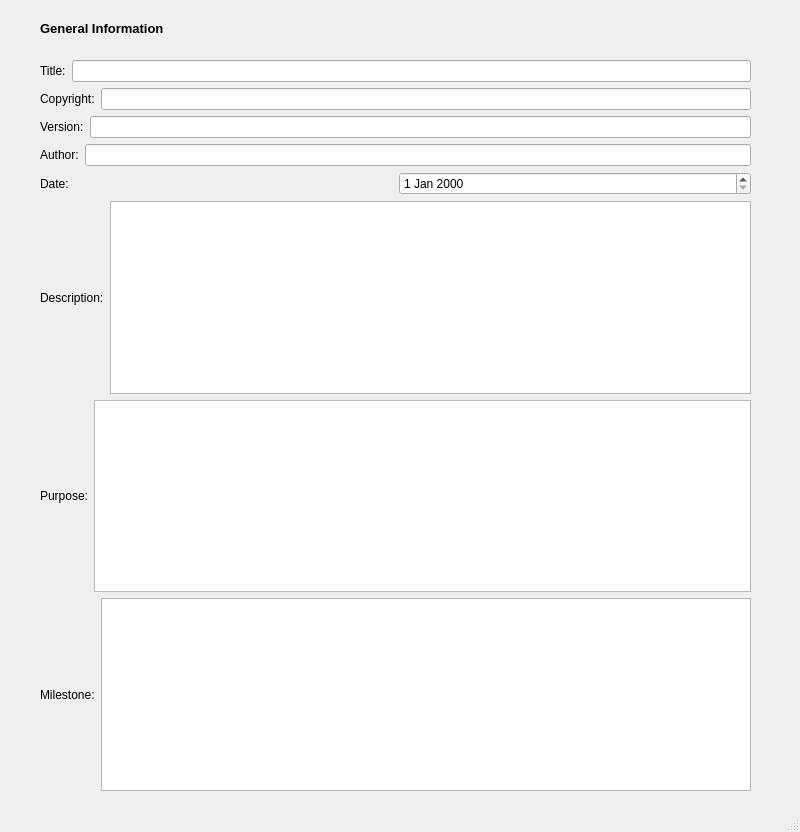
The window that GUI_Windows/idsEditor_info.ui (ivanfelipeib/Masterarbeit) describes before a commit, drawn with Qt 5.
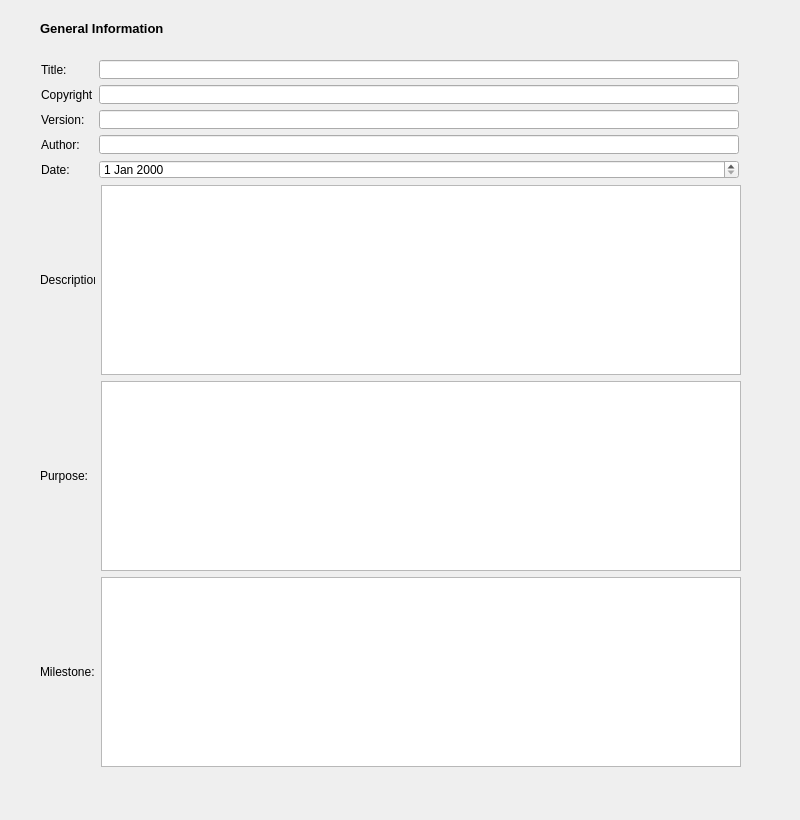
The same window after the commit.

Commit message: Set fix size in some GUIs. Fix bugs in IDSEditorWindow -fix sizes in GUI IdsEditor_info -fix sizes IDS Editor -Modify Ids Report -Fix bug path IDS Report -Fix bug date when loading existing ids -Fix bug adding ids path to ids list when using existing ids path

The edit to the form file:
```diff
--- a/GUI_Windows/idsEditor_info.ui
+++ b/GUI_Windows/idsEditor_info.ui
@@ -7,9 +7,27 @@
     <x>0</x>
     <y>0</y>
     <width>800</width>
-    <height>832</height>
+    <height>820</height>
    </rect>
   </property>
+  <property name="sizePolicy">
+   <sizepolicy hsizetype="Fixed" vsizetype="Fixed">
+    <horstretch>0</horstretch>
+    <verstretch>0</verstretch>
+   </sizepolicy>
+  </property>
+  <property name="minimumSize">
+   <size>
+    <width>800</width>
+    <height>820</height>
+   </size>
+  </property>
+  <property name="maximumSize">
+   <size>
+    <width>800</width>
+    <height>820</height>
+   </size>
+  </property>
   <property name="windowTitle">
    <string>IDS General Information</string>
   </property>
@@ -45,17 +63,57 @@
      </rect>
     </property>
     <layout class="QVBoxLayout" name="verticalLayout">
+     <property name="sizeConstraint">
+      <enum>QLayout::SetFixedSize</enum>
+     </property>
      <item>
       <layout class="QHBoxLayout" name="horizontalLayout">
        <item>
         <widget class="QLabel" name="lbl_title">
+         <property name="sizePolicy">
+          <sizepolicy hsizetype="Fixed" vsizetype="Fixed">
+           <horstretch>0</horstretch>
+           <verstretch>0</verstretch>
+          </sizepolicy>
+         </property>
+         <property name="minimumSize">
+          <size>
+           <width>51</width>
+           <height>19</height>
+          </size>
+         </property>
+         <property name="maximumSize">
+          <size>
+           <width>51</width>
+           <height>19</height>
+          </size>
+         </property>
          <property name="text">
           <string>Title:</string>
          </property>
         </widget>
        </item>
        <item>
-        <widget class="QLineEdit" name="txt_title"/>
+        <widget class="QLineEdit" name="txt_title">
+         <property name="sizePolicy">
+          <sizepolicy hsizetype="Fixed" vsizetype="Fixed">
+           <horstretch>0</horstretch>
+           <verstretch>0</verstretch>
+          </sizepolicy>
+         </property>
+         <property name="minimumSize">
+          <size>
+           <width>640</width>
+           <height>19</height>
+          </size>
+         </property>
+         <property name="maximumSize">
+          <size>
+           <width>640</width>
+           <height>19</height>
+          </size>
+         </property>
+        </widget>
        </item>
       </layout>
      </item>
@@ -63,13 +121,50 @@
       <layout class="QHBoxLayout" name="horizontalLayout_2">
        <item>
         <widget class="QLabel" name="lbl_copyright">
+         <property name="sizePolicy">
+          <sizepolicy hsizetype="Fixed" vsizetype="Fixed">
+           <horstretch>0</horstretch>
+           <verstretch>0</verstretch>
+          </sizepolicy>
+         </property>
+         <property name="minimumSize">
+          <size>
+           <width>51</width>
+           <height>19</height>
+          </size>
+         </property>
+         <property name="maximumSize">
+          <size>
+           <width>51</width>
+           <height>19</height>
+          </size>
+         </property>
          <property name="text">
           <string>Copyright:</string>
          </property>
         </widget>
        </item>
        <item>
-        <widget class="QLineEdit" name="txt_copyright"/>
+        <widget class="QLineEdit" name="txt_copyright">
+         <property name="sizePolicy">
+          <sizepolicy hsizetype="Fixed" vsizetype="Fixed">
+           <horstretch>0</horstretch>
+           <verstretch>0</verstretch>
+          </sizepolicy>
+         </property>
+         <property name="minimumSize">
+          <size>
+           <width>640</width>
+           <height>19</height>
+          </size>
+         </property>
+         <property name="maximumSize">
+          <size>
+           <width>640</width>
+           <height>19</height>
+          </size>
+         </property>
+        </widget>
        </item>
       </layout>
      </item>
@@ -77,13 +172,50 @@
       <layout class="QHBoxLayout" name="horizontalLayout_3">
        <item>
         <widget class="QLabel" name="lbl_version">
+         <property name="sizePolicy">
+          <sizepolicy hsizetype="Fixed" vsizetype="Fixed">
+           <horstretch>0</horstretch>
+           <verstretch>0</verstretch>
+          </sizepolicy>
+         </property>
+         <property name="minimumSize">
+          <size>
+           <width>51</width>
+           <height>19</height>
+          </size>
+         </property>
+         <property name="maximumSize">
+          <size>
+           <width>51</width>
+           <height>19</height>
+          </size>
+         </property>
          <property name="text">
           <string>Version:</string>
          </property>
         </widget>
        </item>
        <item>
-        <widget class="QLineEdit" name="txt_version"/>
+        <widget class="QLineEdit" name="txt_version">
+         <property name="sizePolicy">
+          <sizepolicy hsizetype="Fixed" vsizetype="Fixed">
+           <horstretch>0</horstretch>
+           <verstretch>0</verstretch>
+          </sizepolicy>
+         </property>
+         <property name="minimumSize">
+          <size>
+           <width>640</width>
+           <height>19</height>
+          </size>
+         </property>
+         <property name="maximumSize">
+          <size>
+           <width>640</width>
+           <height>19</height>
+          </size>
+         </property>
+        </widget>
        </item>
       </layout>
      </item>
@@ -91,13 +223,50 @@
       <layout class="QHBoxLayout" name="horizontalLayout_4">
        <item>
         <widget class="QLabel" name="lbl_author">
+         <property name="sizePolicy">
+          <sizepolicy hsizetype="Fixed" vsizetype="Fixed">
+           <horstretch>0</horstretch>
+           <verstretch>0</verstretch>
+          </sizepolicy>
+         </property>
+         <property name="minimumSize">
+          <size>
+           <width>51</width>
+           <height>19</height>
+          </size>
+         </property>
+         <property name="maximumSize">
+          <size>
+           <width>51</width>
+           <height>19</height>
+          </size>
+         </property>
          <property name="text">
           <string>Author:</string>
          </property>
         </widget>
        </item>
        <item>
-        <widget class="QLineEdit" name="txt_author"/>
+        <widget class="QLineEdit" name="txt_author">
+         <property name="sizePolicy">
+          <sizepolicy hsizetype="Fixed" vsizetype="Fixed">
+           <horstretch>0</horstretch>
+           <verstretch>0</verstretch>
+          </sizepolicy>
+         </property>
+         <property name="minimumSize">
+          <size>
+           <width>640</width>
+           <height>19</height>
+          </size>
+         </property>
+         <property name="maximumSize">
+          <size>
+           <width>640</width>
+           <height>19</height>
+          </size>
+         </property>
+        </widget>
        </item>
       </layout>
      </item>
@@ -105,13 +274,50 @@
       <layout class="QHBoxLayout" name="horizontalLayout_5">
        <item>
         <widget class="QLabel" name="lbl_date">
+         <property name="sizePolicy">
+          <sizepolicy hsizetype="Fixed" vsizetype="Fixed">
+           <horstretch>0</horstretch>
+           <verstretch>0</verstretch>
+          </sizepolicy>
+         </property>
+         <property name="minimumSize">
+          <size>
+           <width>51</width>
+           <height>19</height>
+          </size>
+         </property>
+         <property name="maximumSize">
+          <size>
+           <width>51</width>
+           <height>19</height>
+          </size>
+         </property>
          <property name="text">
           <string>Date:</string>
          </property>
         </widget>
        </item>
        <item>
-        <widget class="QDateEdit" name="date"/>
+        <widget class="QDateEdit" name="date">
+         <property name="sizePolicy">
+          <sizepolicy hsizetype="Fixed" vsizetype="Fixed">
+           <horstretch>0</horstretch>
+           <verstretch>0</verstretch>
+          </sizepolicy>
+         </property>
+         <property name="minimumSize">
+          <size>
+           <width>640</width>
+           <height>19</height>
+          </size>
+         </property>
+         <property name="maximumSize">
+          <size>
+           <width>640</width>
+           <height>19</height>
+          </size>
+         </property>
+        </widget>
        </item>
       </layout>
      </item>
@@ -119,13 +325,50 @@
       <layout class="QHBoxLayout" name="horizontalLayout_6">
        <item>
         <widget class="QLabel" name="lbl_description">
+         <property name="sizePolicy">
+          <sizepolicy hsizetype="Fixed" vsizetype="Fixed">
+           <horstretch>0</horstretch>
+           <verstretch>0</verstretch>
+          </sizepolicy>
+         </property>
+         <property name="minimumSize">
+          <size>
+           <width>55</width>
+           <height>19</height>
+          </size>
+         </property>
+         <property name="maximumSize">
+          <size>
+           <width>55</width>
+           <height>19</height>
+          </size>
+         </property>
          <property name="text">
           <string>Description:</string>
          </property>
         </widget>
        </item>
        <item>
-        <widget class="QPlainTextEdit" name="txt_description"/>
+        <widget class="QPlainTextEdit" name="txt_description">
+         <property name="sizePolicy">
+          <sizepolicy hsizetype="Fixed" vsizetype="Fixed">
+           <horstretch>0</horstretch>
+           <verstretch>0</verstretch>
+          </sizepolicy>
+         </property>
+         <property name="minimumSize">
+          <size>
+           <width>640</width>
+           <height>190</height>
+          </size>
+         </property>
+         <property name="maximumSize">
+          <size>
+           <width>640</width>
+           <height>190</height>
+          </size>
+         </property>
+        </widget>
        </item>
       </layout>
      </item>
@@ -133,13 +376,50 @@
       <layout class="QHBoxLayout" name="horizontalLayout_7">
        <item>
         <widget class="QLabel" name="lbl_purpose">
+         <property name="sizePolicy">
+          <sizepolicy hsizetype="Fixed" vsizetype="Fixed">
+           <horstretch>0</horstretch>
+           <verstretch>0</verstretch>
+          </sizepolicy>
+         </property>
+         <property name="minimumSize">
+          <size>
+           <width>55</width>
+           <height>19</height>
+          </size>
+         </property>
+         <property name="maximumSize">
+          <size>
+           <width>55</width>
+           <height>19</height>
+          </size>
+         </property>
          <property name="text">
           <string>Purpose:</string>
          </property>
         </widget>
        </item>
        <item>
-        <widget class="QPlainTextEdit" name="txt_purpose"/>
+        <widget class="QPlainTextEdit" name="txt_purpose">
+         <property name="sizePolicy">
+          <sizepolicy hsizetype="Fixed" vsizetype="Fixed">
+           <horstretch>0</horstretch>
+           <verstretch>0</verstretch>
+          </sizepolicy>
+         </property>
+         <property name="minimumSize">
+          <size>
+           <width>640</width>
+           <height>190</height>
+          </size>
+         </property>
+         <property name="maximumSize">
+          <size>
+           <width>640</width>
+           <height>190</height>
+          </size>
+         </property>
+        </widget>
        </item>
       </layout>
      </item>
@@ -147,20 +427,56 @@
       <layout class="QHBoxLayout" name="horizontalLayout_8">
        <item>
         <widget class="QLabel" name="lbl_milestone">
+         <property name="sizePolicy">
+          <sizepolicy hsizetype="Fixed" vsizetype="Fixed">
+           <horstretch>0</horstretch>
+           <verstretch>0</verstretch>
+          </sizepolicy>
+         </property>
+         <property name="minimumSize">
+          <size>
+           <width>55</width>
+           <height>19</height>
+          </size>
+         </property>
+         <property name="maximumSize">
+          <size>
+           <width>55</width>
+           <height>19</height>
+          </size>
+         </property>
          <property name="text">
           <string>Milestone:</string>
          </property>
         </widget>
        </item>
        <item>
-        <widget class="QPlainTextEdit" name="txt_milestone"/>
+        <widget class="QPlainTextEdit" name="txt_milestone">
+         <property name="sizePolicy">
+          <sizepolicy hsizetype="Fixed" vsizetype="Fixed">
+           <horstretch>0</horstretch>
+           <verstretch>0</verstretch>
+          </sizepolicy>
+         </property>
+         <property name="minimumSize">
+          <size>
+           <width>640</width>
+           <height>190</height>
+          </size>
+         </property>
+         <property name="maximumSize">
+          <size>
+           <width>640</width>
+           <height>190</height>
+          </size>
+         </property>
+        </widget>
        </item>
       </layout>
      </item>
     </layout>
    </widget>
   </widget>
-  <widget class="QStatusBar" name="statusbar"/>
  </widget>
  <resources/>
  <connections/>
```
The commit also changes 5 other files.
